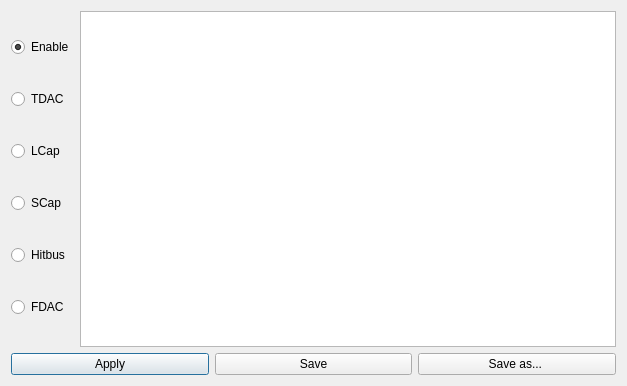
Above: gui/YarrGui/editcfgdialog.ui from Yarr/Yarr before the change. Below: the same form after it.
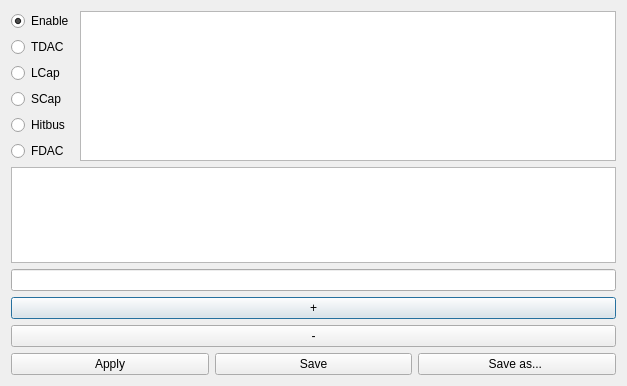
That is the form after the change.

Commit message: FE-I4 now works with new generic FE class; configs are way cooler now - TODO cleanup and easier editing

```diff
--- a/gui/YarrGui/editcfgdialog.ui
+++ b/gui/YarrGui/editcfgdialog.ui
@@ -70,6 +70,26 @@
      </item>
     </layout>
    </item>
+   <item>
+    <widget class="QTableWidget" name="tableLegend"/>
+   </item>
+   <item>
+    <widget class="QLineEdit" name="linePosInfo"/>
+   </item>
+   <item>
+    <widget class="QPushButton" name="zoomInButton">
+     <property name="text">
+      <string>+</string>
+     </property>
+    </widget>
+   </item>
+   <item>
+    <widget class="QPushButton" name="zoomOutButton">
+     <property name="text">
+      <string>-</string>
+     </property>
+    </widget>
+   </item>
    <item>
     <layout class="QHBoxLayout" name="horizontalLayout_2">
      <item>
```
The commit also changes 6 other files.
